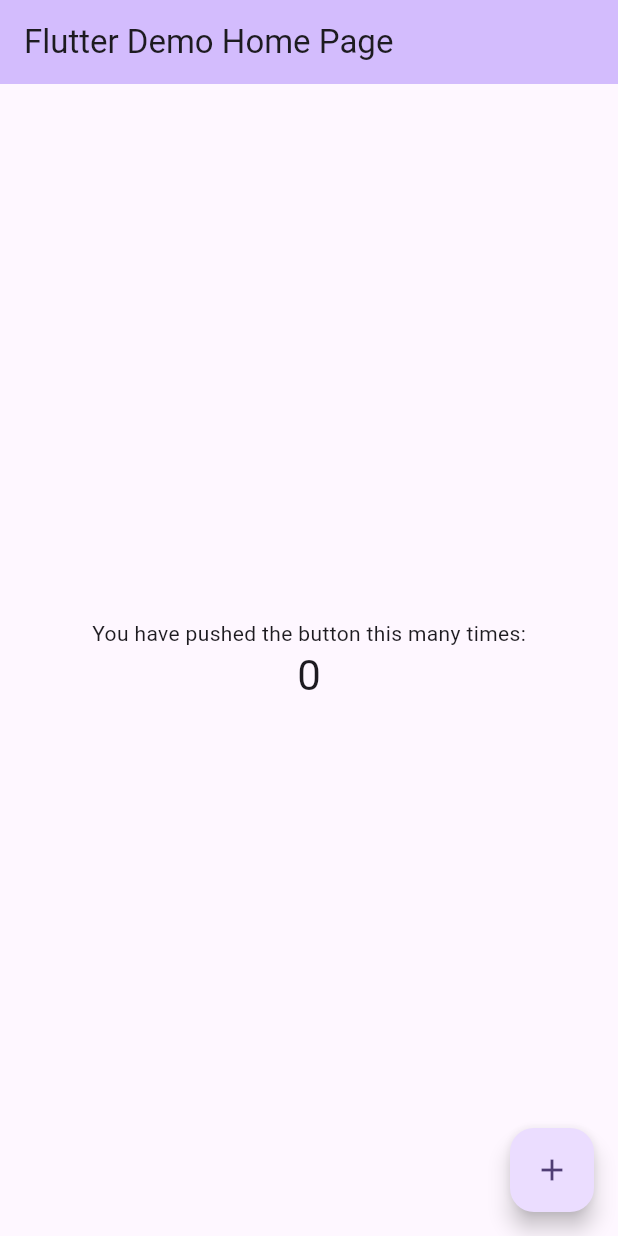
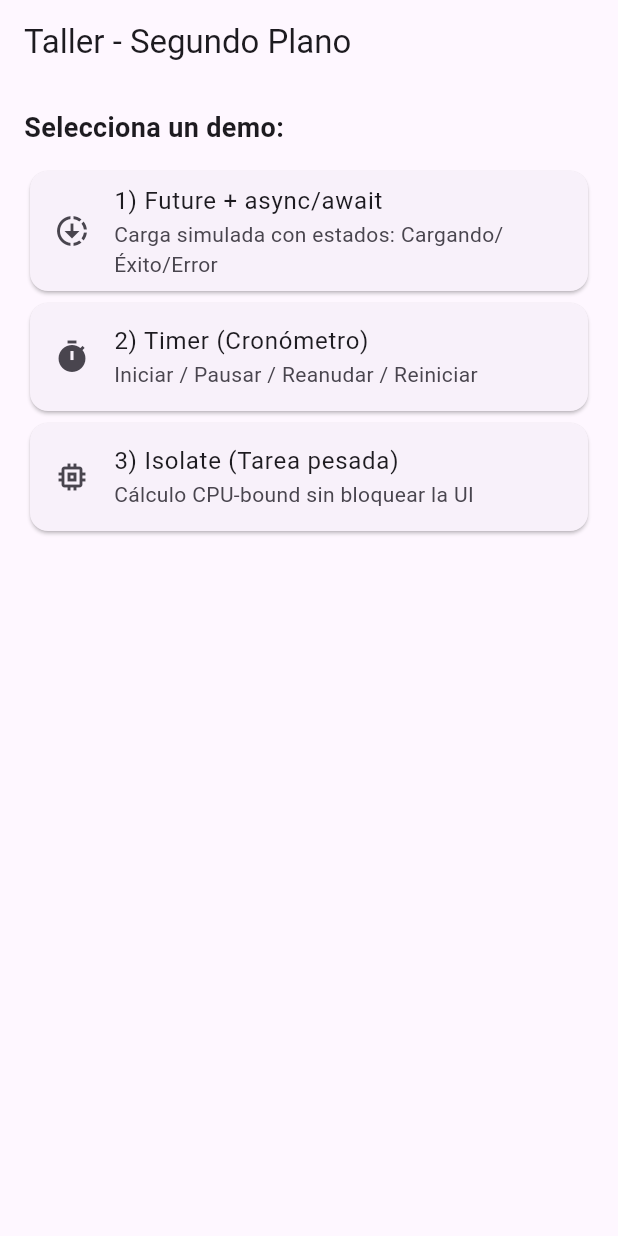
Before and after one commit to Shadowfire67/Talleres, a Flutter app: the screen it shows after launch, on a phone screen of 412 x 824 dp. Run offline on Flutter 3.47's test engine with Material 3 defaults, Android fonts, the phone set to English and light mode, and no system bars.

Commit message:
feat(taller_segundo_plano): demos de Future/async-await, Timer y Isolate; menú de navegación; README con documentación

```diff
--- a/proyecto/lib/main.dart
+++ b/proyecto/lib/main.dart
@@ -1,4 +1,7 @@
 import 'package:flutter/material.dart';
+import 'screens/async_demo_page.dart';
+import 'screens/isolate_demo_page.dart';
+import 'screens/timer_demo_page.dart';
 
 void main() {
   runApp(const MyApp());
@@ -11,7 +14,7 @@ class MyApp extends StatelessWidget {
   @override
   Widget build(BuildContext context) {
     return MaterialApp(
-      title: 'Flutter Demo',
+      title: 'Proyecto Taller - Segundo Plano',
       theme: ThemeData(
         // This is the theme of your application.
         //
@@ -30,93 +33,62 @@ class MyApp extends StatelessWidget {
         // tested with just a hot reload.
         colorScheme: ColorScheme.fromSeed(seedColor: Colors.deepPurple),
       ),
-      home: const MyHomePage(title: 'Flutter Demo Home Page'),
+      debugShowCheckedModeBanner: false,
+      home: const HomeMenuPage(),
     );
   }
 }
 
-class MyHomePage extends StatefulWidget {
-  const MyHomePage({super.key, required this.title});
-
-  // This widget is the home page of your application. It is stateful, meaning
-  // that it has a State object (defined below) that contains fields that affect
-  // how it looks.
-
-  // This class is the configuration for the state. It holds the values (in this
-  // case the title) provided by the parent (in this case the App widget) and
-  // used by the build method of the State. Fields in a Widget subclass are
-  // always marked "final".
-
-  final String title;
-
-  @override
-  State<MyHomePage> createState() => _MyHomePageState();
-}
-
-class _MyHomePageState extends State<MyHomePage> {
-  int _counter = 0;
-
-  void _incrementCounter() {
-    setState(() {
-      // This call to setState tells the Flutter framework that something has
-      // changed in this State, which causes it to rerun the build method below
-      // so that the display can reflect the updated values. If we changed
-      // _counter without calling setState(), then the build method would not be
-      // called again, and so nothing would appear to happen.
-      _counter++;
-    });
-  }
+class HomeMenuPage extends StatelessWidget {
+  const HomeMenuPage({super.key});
 
   @override
   Widget build(BuildContext context) {
-    // This method is rerun every time setState is called, for instance as done
-    // by the _incrementCounter method above.
-    //
-    // The Flutter framework has been optimized to make rerunning build methods
-    // fast, so that you can just rebuild anything that needs updating rather
-    // than having to individually change instances of widgets.
     return Scaffold(
-      appBar: AppBar(
-        // TRY THIS: Try changing the color here to a specific color (to
-        // Colors.amber, perhaps?) and trigger a hot reload to see the AppBar
-        // change color while the other colors stay the same.
-        backgroundColor: Theme.of(context).colorScheme.inversePrimary,
-        // Here we take the value from the MyHomePage object that was created by
-        // the App.build method, and use it to set our appbar title.
-        title: Text(widget.title),
+      appBar: AppBar(title: const Text('Taller - Segundo Plano')),
+      body: ListView(
+        padding: const EdgeInsets.all(16),
+        children: [
+          const Text(
+            'Selecciona un demo:',
+            style: TextStyle(fontSize: 18, fontWeight: FontWeight.bold),
+          ),
+          const SizedBox(height: 12),
+          Card(
+            child: ListTile(
+              leading: const Icon(Icons.downloading),
+              title: const Text('1) Future + async/await'),
+              subtitle: const Text('Carga simulada con estados: Cargando/Éxito/Error'),
+              onTap: () => Navigator.push(
+                context,
+                MaterialPageRoute(builder: (_) => const AsyncDemoPage()),
+              ),
+            ),
+          ),
+          Card(
+            child: ListTile(
+              leading: const Icon(Icons.timer),
+              title: const Text('2) Timer (Cronómetro)'),
+              subtitle: const Text('Iniciar / Pausar / Reanudar / Reiniciar'),
+              onTap: () => Navigator.push(
+                context,
+                MaterialPageRoute(builder: (_) => const TimerDemoPage()),
+              ),
+            ),
+          ),
+          Card(
+            child: ListTile(
+              leading: const Icon(Icons.memory),
+              title: const Text('3) Isolate (Tarea pesada)'),
+              subtitle: const Text('Cálculo CPU-bound sin bloquear la UI'),
+              onTap: () => Navigator.push(
+                context,
+                MaterialPageRoute(builder: (_) => const IsolateDemoPage()),
+              ),
+            ),
+          ),
+        ],
       ),
-      body: Center(
-        // Center is a layout widget. It takes a single child and positions it
-        // in the middle of the parent.
-        child: Column(
-          // Column is also a layout widget. It takes a list of children and
-          // arranges them vertically. By default, it sizes itself to fit its
-          // children horizontally, and tries to be as tall as its parent.
-          //
-          // Column has various properties to control how it sizes itself and
-          // how it positions its children. Here we use mainAxisAlignment to
-          // center the children vertically; the main axis here is the vertical
-          // axis because Columns are vertical (the cross axis would be
-          // horizontal).
-          //
-          // TRY THIS: Invoke "debug painting" (choose the "Toggle Debug Paint"
-          // action in the IDE, or press "p" in the console), to see the
-          // wireframe for each widget.
-          mainAxisAlignment: MainAxisAlignment.center,
-          children: <Widget>[
-            const Text('You have pushed the button this many times:'),
-            Text(
-              '$_counter',
-              style: Theme.of(context).textTheme.headlineMedium,
-            ),
-          ],
-        ),
-      ),
-      floatingActionButton: FloatingActionButton(
-        onPressed: _incrementCounter,
-        tooltip: 'Increment',
-        child: const Icon(Icons.add),
-      ), // This trailing comma makes auto-formatting nicer for build methods.
     );
   }
 }
```
Also changed, not shown: proyecto/lib/screens/async_demo_page.dart (added, +94 -0 lines), proyecto/lib/screens/isolate_demo_page.dart (added, +152 -0 lines), proyecto/lib/screens/timer_demo_page.dart (added, +111 -0 lines), proyecto/lib/services/fake_service.dart (added, +28 -0 lines), 1 other file.
